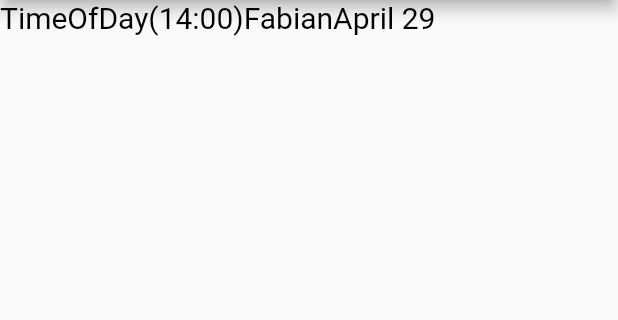
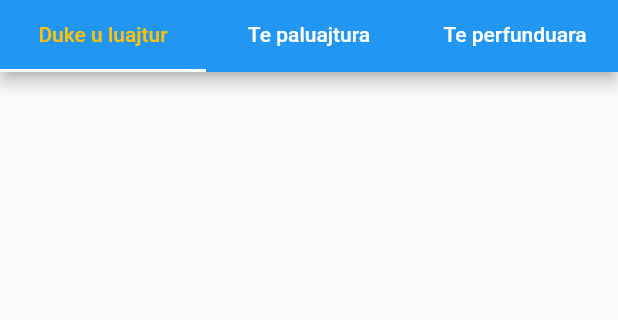
Before and after one commit to fabianberisha/qendra_sportive_shllaku, a Flutter app: the TerminetScreen screen opened by its route, on a phone screen of 412 x 824 dp, the part 84-404 px from its top. Run offline on Flutter 3.47's test engine with Material 2 defaults, Android fonts, the phone set to English and light mode, and no system bars; missing offline and left inert: calendar_strip.

Commit message:
Ndeshjet screen logic and TabBar created

```diff
--- a/lib/main.dart
+++ b/lib/main.dart
@@ -5,7 +5,7 @@ import './models/ndeshjet.dart';
 
 import './screen/home_screen.dart';
 import './screen/lajme_screen.dart';
-import './screen/terminet_screen.dart';
+import './screen/ndeshjet_screen.dart';
 import './screen/profili_screen.dart';
 import './screen/rezervo_screen.dart';
 import './screen/tabela_screen.dart';
--- a/lib/models/ndeshjet.dart
+++ b/lib/models/ndeshjet.dart
@@ -10,23 +10,23 @@ class Orari {
   );
 }
 
-enum Perfundon { Humbje, Barazim, Fitore }
+enum Perfundon { Humbje, Barazim, Fitore, Soon }
 
 class Ndeshja {
   final int id;
   final String user;
   final TimeOfDay hour;
   final DateTime date;
-  Perfundon perfundon;
-  String rezultati;
+  final String rezultati;
+  final Perfundon perfundon;
 
   Ndeshja({
     @required this.user,
     @required this.hour,
     @required this.date,
     @required this.id,
-    this.perfundon = Perfundon.Humbje,
-    this.rezultati = '',
+    this.perfundon = Perfundon.Soon,
+    this.rezultati,
   });
 }
 
@@ -50,15 +50,15 @@ class NdeshjetItem with ChangeNotifier {
 
   final _ndeshjet = [
     Ndeshja(
-      id: 1,
-      user: 'John',
-      hour: TimeOfDay(hour: 12, minute: 0),
+      id: 3,
+      user: 'Fabian',
+      hour: TimeOfDay(hour: 0, minute: 0),
       date: DateTime.now(),
     ),
     Ndeshja(
-      id: 2,
-      user: 'Jack',
-      hour: TimeOfDay(hour: 13, minute: 0),
+      id: 3,
+      user: 'Fabian',
+      hour: TimeOfDay(hour: 20, minute: 0),
       date: DateTime.now(),
     ),
     Ndeshja(
--- /dev/null
+++ b/lib/screen/ndeshjet_screen.dart
@@ -0,0 +1,82 @@
+import 'package:flutter/material.dart';
+import '../widgets/app_drawer.dart';
+import 'package:provider/provider.dart';
+import '../models/ndeshjet.dart';
+import 'package:intl/intl.dart';
+
+import '../widgets/tab_ndeshjet.dart';
+
+class TerminetScreen extends StatefulWidget {
+  static const routeName = '/ndeshjet_screen';
+  static const userId = 'Fabian';
+
+  @override
+  _TerminetScreenState createState() => _TerminetScreenState();
+}
+
+class _TerminetScreenState extends State<TerminetScreen>
+    with SingleTickerProviderStateMixin {
+  TabController _tabController;
+
+  @override
+  void initState() {
+    _tabController = TabController(length: 3, vsync: this);
+    super.initState();
+  }
+
+  @override
+  Widget build(BuildContext context) {
+    print(DateTime.now().hour);
+    final userMatches =
+        Provider.of<NdeshjetItem>(context).findMatch(TerminetScreen.userId);
+    return Scaffold(
+      appBar: AppBar(
+        title: Text('Ndeshjet'),
+        bottom: TabBar(
+          unselectedLabelColor: Colors.white,
+          labelColor: Colors.amber,
+          tabs: <Widget>[
+            Tab(
+              text: 'Duke u luajtur',
+            ),
+            Tab(
+              text: 'Te paluajtura',
+            ),
+            Tab(
+              text: 'Te perfunduara',
+            ),
+          ],
+          controller: _tabController,
+        ),
+      ),
+      drawer: AppDrawer(),
+      body: TabBarView(
+        children: [
+           TabNdeshjet(
+            userMatches
+                .where((match) =>
+                    match.date.day == DateTime.now().day &&
+                    match.date.month == DateTime.now().month &&
+                    match.hour.hour == DateTime.now().hour)
+                .toList(),
+          ),
+          TabNdeshjet(
+            userMatches
+                .where((match) =>
+                    match.date.day == DateTime.now().day &&
+                    match.date.month == DateTime.now().month &&
+                    match.hour.hour > DateTime.now().hour)
+                .toList(),
+          ),
+          TabNdeshjet(userMatches
+              .where((match) =>
+                  match.date.day <= DateTime.now().day &&
+                  match.date.month <= DateTime.now().month &&
+                  match.hour.hour < DateTime.now().hour)
+              .toList()),
+        ],
+        controller: _tabController,
+      ),
+    );
+  }
+}
--- a/lib/screen/terminet_screen.dart
+++ /dev/null
@@ -1,33 +0,0 @@
-import 'package:flutter/material.dart';
-import '../widgets/app_drawer.dart';
-import 'package:provider/provider.dart';
-import '../models/ndeshjet.dart';
-import 'package:intl/intl.dart';
-
-class TerminetScreen extends StatelessWidget {
-  static const routeName = '/ndeshjet_screen';
-  static const userId = 'Fabian';
-
-  @override
-  Widget build(BuildContext context) {
-    final userMatches = Provider.of<NdeshjetItem>(context).findMatch(userId);
-    return Scaffold(
-      appBar: AppBar(title: Text('Ndeshjet')),
-      drawer: AppDrawer(),
-      body: Container(
-        height: 200,
-        child: Column(
-          children: userMatches.map((match) {
-            return Row(
-              children: <Widget>[
-                Text(match.hour.toString()),
-                Text(match.user),
-                Text(DateFormat.MMMMd().format(match.date)),
-              ],
-            );
-          }).toList(),
-        ),
-      ),
-    );
-  }
-}
--- /dev/null
+++ b/lib/widgets/tab_ndeshjet.dart
@@ -0,0 +1,72 @@
+import 'package:flutter/material.dart';
+import '../models/ndeshjet.dart';
+import 'package:intl/intl.dart';
+import 'package:intl/date_symbol_data_local.dart';
+import 'package:provider/provider.dart';
+
+
+class TabNdeshjet extends StatefulWidget {
+  final List<Ndeshja> userMatches;
+
+  TabNdeshjet(this.userMatches);
+
+  @override
+  _TabNdeshjetState createState() => _TabNdeshjetState();
+}
+
+class _TabNdeshjetState extends State<TabNdeshjet> {
+  @override
+  void initState() {
+    initializeDateFormatting();
+    super.initState();
+  }
+
+  @override
+  Widget build(BuildContext context) {
+    Provider.of<NdeshjetItem>(context);
+    return Container(
+      height: 400,
+      child: Column(
+        children: widget.userMatches.map((match) {
+          return Card(
+            elevation: 8,
+            child: ListTile(
+              leading: Container(
+                margin: EdgeInsets.symmetric(horizontal: 20),
+                child: Text(
+                  match.hour.format(context),
+                  style: Theme.of(context).textTheme.body2,
+                ),
+              ),
+              subtitle: Container(
+                margin: EdgeInsets.symmetric(horizontal: 20),
+                child: Text(
+                  DateFormat.MMMMd('sq').format(match.date).toUpperCase(),
+                  style: TextStyle(
+                    color: Colors.grey.withOpacity(0.6),
+                  ),
+                ),
+              ),
+              title: Container(
+                margin: EdgeInsets.symmetric(horizontal: 20),
+                child: Text(
+                  match.date.day == (DateTime.now().day + 1)
+                      ? 'Nesër'
+                      : match.date.day == DateTime.now().day
+                          ? 'Sot'
+                          : DateFormat.EEEE('sq')
+                              .format(match.date)
+                              .toUpperCase(),
+                ),
+              ),
+              trailing: Container(
+                margin: EdgeInsets.symmetric(horizontal: 20),
+                child: Text('Pending'),
+              ),
+            ),
+          );
+        }).toList(),
+      ),
+    );
+  }
+}
```
